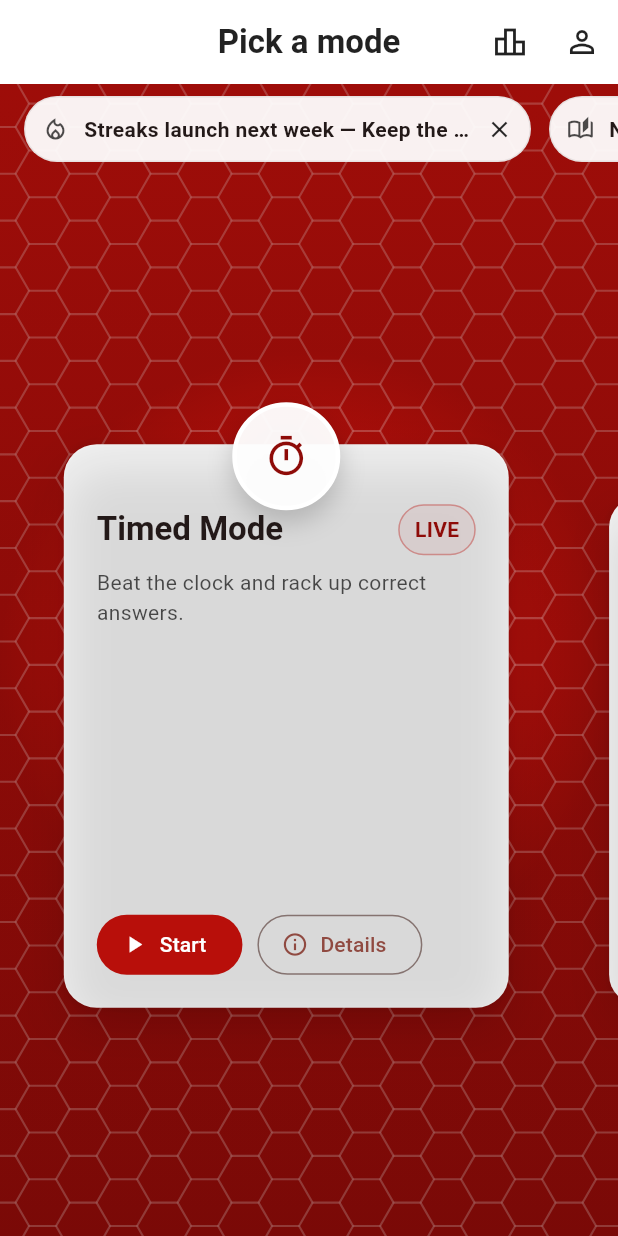
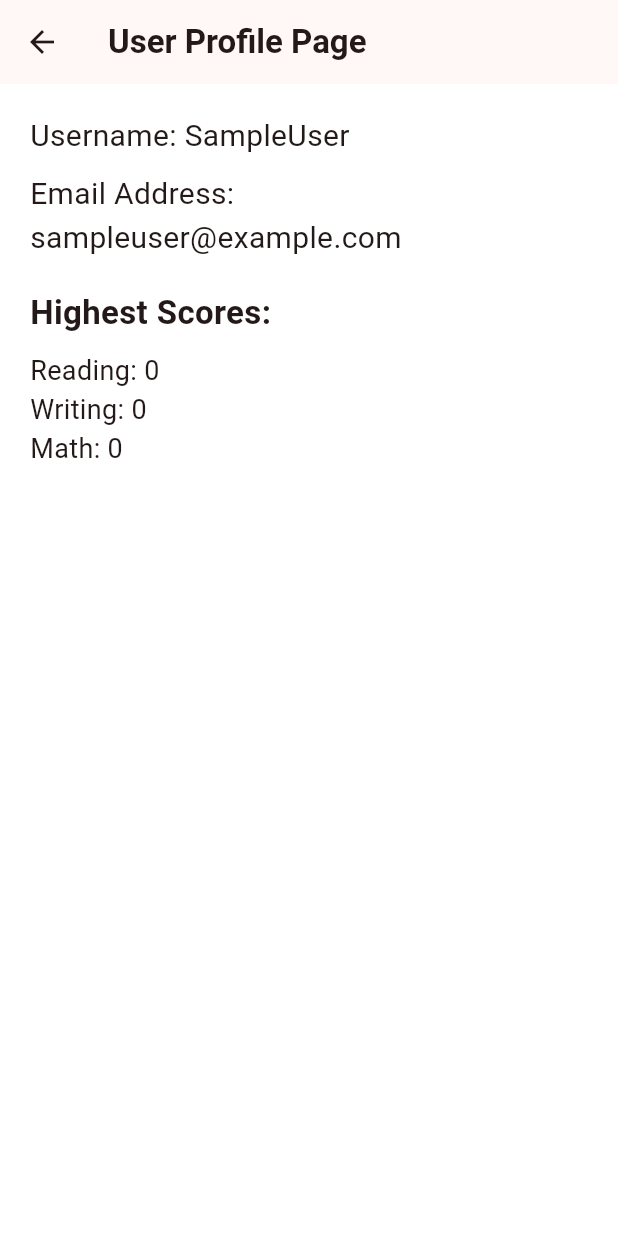
Before and after one commit to JohnJamison/Saphire_SAT_Practice, a Flutter app: the screen it shows after launch, after a tap on the "person outline" icon, on a phone screen of 412 x 824 dp. Run offline on Flutter 3.47's test engine with Material 3 defaults, Android fonts, the phone set to English and light mode, and no system bars.

Commit message:
Integrated profile page with sample user

```diff
--- a/lib/main.dart
+++ b/lib/main.dart
@@ -1,6 +1,8 @@
 import 'dart:math' as math;
 import 'package:flutter/material.dart';
+import 'package:sat_practice_app/models/profile.dart';
 import 'package:sat_practice_app/pages/leaderboard_page.dart';
+import 'package:sat_practice_app/pages/profile_page.dart';
 
 
 void main() => runApp(const SaphireApp());
@@ -113,7 +115,16 @@ class _HomePageState extends State<HomePage> with TickerProviderStateMixin {
     },
   ),
   IconButton(
-    onPressed: () {},
+    onPressed: () {
+      Navigator.push(
+        context,
+        MaterialPageRoute(builder: (_) => ProfilePage(profile: Profile(
+          'SampleUser',
+          'sampleuser@example.com',
+          "password123",
+        ))),
+      );
+    },
     icon: const Icon(Icons.person_outline),
   ),
 ],
--- /dev/null
+++ b/lib/models/profile.dart
@@ -0,0 +1,33 @@
+class Profile {
+  String username;
+  String email_address;
+  String password;
+  int highest_reading_score = 0;
+  int highest_writing_score = 0;
+  int highest_math_score = 0;
+
+  // Constructor
+  Profile(this.username, this.email_address, this.password);
+
+  // Getters
+  String get profile_name {
+    return username;
+  }
+
+  String get email {
+    return email_address;
+  }
+
+  int get highest_score_reading {
+    return highest_reading_score;
+  }
+
+  int get highest_score_writing {
+    return highest_writing_score;
+  }
+
+  int get highest_score_math {
+    return highest_math_score;
+  }
+
+}
--- /dev/null
+++ b/lib/pages/profile_page.dart
@@ -0,0 +1,49 @@
+import 'package:flutter/material.dart';
+import '../models/profile.dart';
+
+class ProfilePage extends StatelessWidget {
+  final Profile profile;
+
+  const ProfilePage({super.key, required this.profile});
+
+  @override
+  Widget build(BuildContext context) {
+    return Scaffold(
+      appBar: AppBar(
+        title: const Text("User Profile Page"),
+      ),
+      body: Padding(
+        padding: const EdgeInsets.all(20.0),
+        child: Column(
+          crossAxisAlignment: CrossAxisAlignment.start,
+          children: [
+            Text(
+              "Username: ${profile.username}",
+              style: const TextStyle(fontSize: 20),
+            ),
+            const SizedBox(height: 10),
+
+            Text(
+              "Email Address: ${profile.email_address}",
+              style: const TextStyle(fontSize: 20),
+            ),
+            const SizedBox(height: 20),
+
+            const Text(
+              "Highest Scores:",
+              style: TextStyle(fontSize: 22, fontWeight: FontWeight.bold),
+            ),
+            const SizedBox(height: 10),
+
+            Text("Reading: ${profile.highest_reading_score}",
+                style: const TextStyle(fontSize: 18)),
+            Text("Writing: ${profile.highest_writing_score}",
+                style: const TextStyle(fontSize: 18)),
+            Text("Math: ${profile.highest_math_score}",
+                style: const TextStyle(fontSize: 18))
+          ],
+        ),
+      ),
+    );
+  }
+}
```
